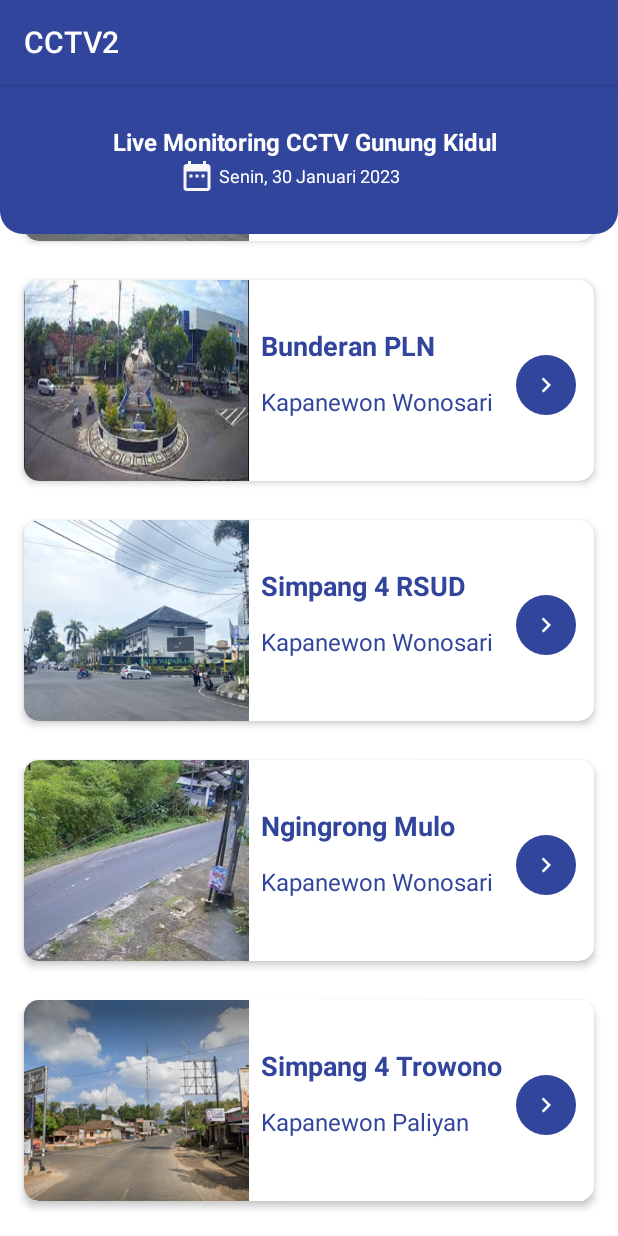
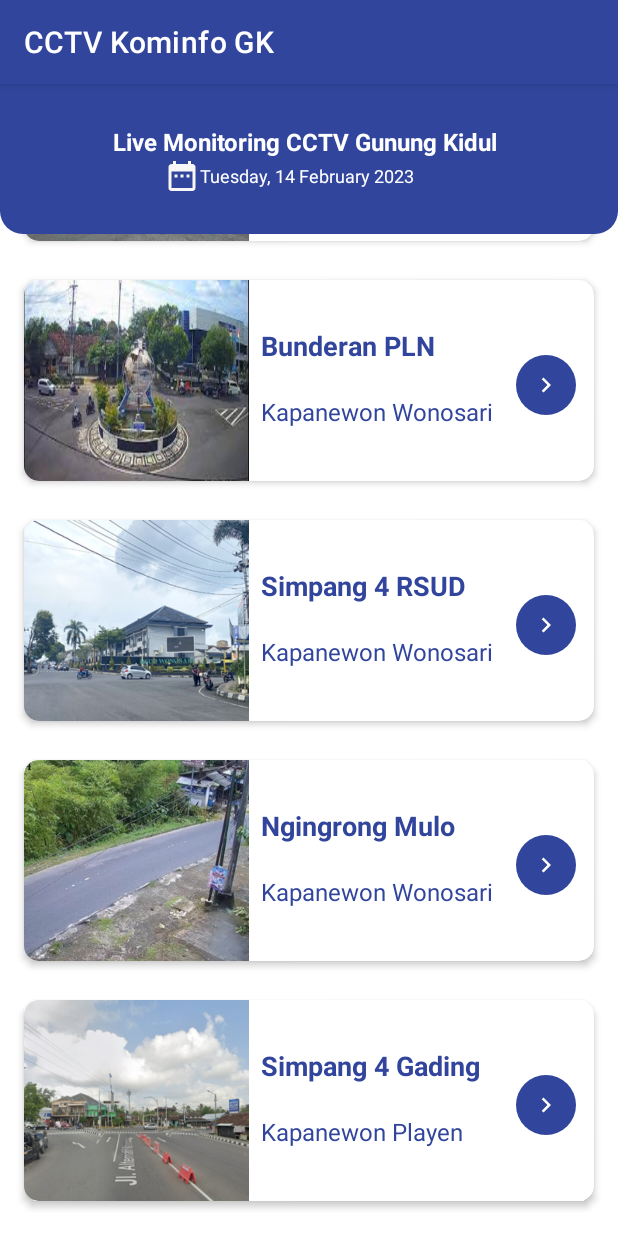
Before and after one commit to Magaretha14/CCTV2, an Android app: the screen it shows after launch (MainActivity), scrolled down 467 dp, on a phone screen of 412 x 824 dp. Run offline under Robolectric (Android 15) with nearby library versions, the phone set to English and light mode, and no system bars.

Commit message:
fixing code and cctv video can play

```diff
--- a/app/src/main/AndroidManifest.xml
+++ b/app/src/main/AndroidManifest.xml
@@ -8,7 +8,7 @@
     <application
         android:allowBackup="true"
         android:icon="@mipmap/ic_launcher"
-        android:label="@string/app_name"
+        android:label="CCTV Kominfo GK"
         android:roundIcon="@mipmap/ic_launcher_round"
         android:supportsRtl="true"
         android:theme="@style/Theme.CCTV2"
--- a/app/src/main/java/com/example/cctv2/MainActivity.java
+++ b/app/src/main/java/com/example/cctv2/MainActivity.java
@@ -5,14 +5,20 @@ import androidx.recyclerview.widget.LinearLayoutManager;
 import androidx.recyclerview.widget.RecyclerView;
 
 import android.os.Bundle;
+import android.text.format.DateFormat;
+import android.widget.TextView;
+
+import java.util.Calendar;
+import java.util.Date;
 
 public class MainActivity extends AppCompatActivity {
 
     RecyclerView recyclerview;
+    TextView tvIni;
 
     String s1[], s2[], link[];
     int img[] = {R.drawable.tugu_welcome_gk, R.drawable.bunderan_siyono, R.drawable.alun_wono, R.drawable.bunderan_pln,
-            R.drawable.simpang4rsud, R.drawable.jalanbaronmulo, R.drawable.simpang4trowono, R.drawable.pantaibaron, R.drawable.pantaikukup};
+            R.drawable.simpang4rsud, R.drawable.jalanbaronmulo, R.drawable.simpanggading,R.drawable.manthousplayen, R.drawable.pantaibaron, R.drawable.pantaikukup};
 
     @Override
     protected void onCreate(Bundle savedInstanceState) {
@@ -20,6 +26,7 @@ public class MainActivity extends AppCompatActivity {
         setContentView(R.layout.activity_main);
 
         recyclerview = findViewById(R.id.recyclerView);
+        tvIni = findViewById(R.id.tvDate);
         s1 = getResources().getStringArray(R.array.areaCctv);
         s2 = getResources().getStringArray(R.array.kapanewon);
         //link = getResources().getStringArray(R.array.linkVideo);
@@ -27,5 +34,18 @@ public class MainActivity extends AppCompatActivity {
         cctvAdapter cctvadap = new cctvAdapter(this, s1,s2,img, link);
         recyclerview.setAdapter(cctvadap);
         recyclerview.setLayoutManager(new LinearLayoutManager(this));
+
+        getToday();
+    }
+
+    private void getToday() {
+        Date date = Calendar.getInstance().getTime();
+        String hari = (String) DateFormat.format("EEEE", date);
+        String tanggal = (String) DateFormat.format("dd", date);
+        String bulan = (String) DateFormat.format("MMMM", date);
+        String tahun = (String) DateFormat.format("yyyy", date);
+        String formatFix = hari + ", " + tanggal + " " + bulan + " " + tahun;
+        tvIni.setText(formatFix);
+
     }
 }
--- a/app/src/main/res/layout/my_row.xml
+++ b/app/src/main/res/layout/my_row.xml
@@ -64,7 +64,7 @@
                 android:layout_marginStart="158dp"
                 android:layout_marginTop="0dp"
                 android:layout_marginEnd="58dp"
-                android:layout_marginBottom="42dp"
+                android:layout_marginBottom="35dp"
                 android:text="Kapanewon Patuk"
                 android:textColor="@color/biru_tua"
                 android:textSize="16sp" />
--- a/app/src/main/res/values/strings.xml
+++ b/app/src/main/res/values/strings.xml
@@ -8,7 +8,8 @@
         <item>Bunderan PLN</item>
         <item>Simpang 4 RSUD</item>
         <item>Ngingrong Mulo</item>
-        <item>Simpang 4 Trowono</item>
+        <item>Simpang 4 Gading</item>
+        <item>SMPN 1 Playen</item>
         <item>Pantai Baron</item>
         <item>Pantai Kukup</item>
     </string-array>
@@ -20,7 +21,8 @@
         <item>Kapanewon Wonosari</item>
         <item>Kapanewon Wonosari</item>
         <item>Kapanewon Wonosari</item>
-        <item>Kapanewon Paliyan</item>
+        <item>Kapanewon Playen</item>
+        <item>Kapanewon Playen</item>
         <item>Kapanewon Tanjungsari</item>
         <item>Kapanewon Tanjungsari</item>
     </string-array>
```
Also changed, not shown: app/src/main/java/com/example/cctv2/ViewCCTV.java (+26 -52 lines), app/src/main/res/drawable/manthousplayen.png (added), app/src/main/res/drawable/simpanggading.png (added).
